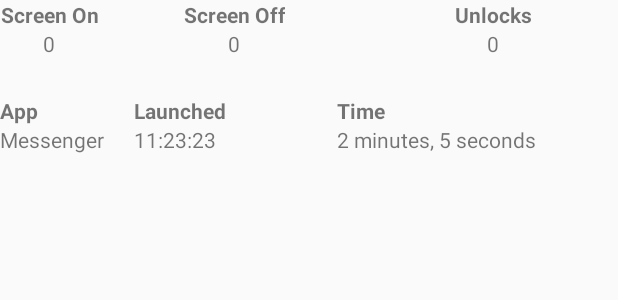
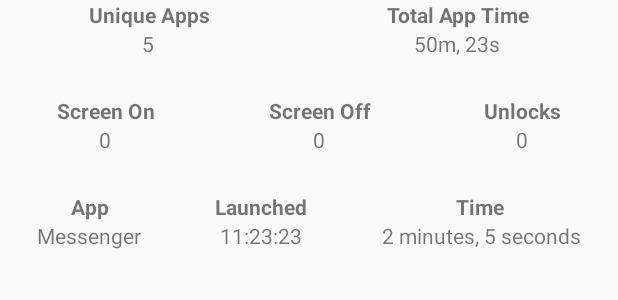
Before and after one commit to TobiCham/UTrack, an Android app: the layout fragment_data_summary.xml on its own in the app's theme, with its tools: preview values and no code run, on a phone screen of 412 x 824 dp. Shown: the top 300 px of the screen. Run offline under Robolectric (Android 15) with nearby library versions, the phone set to English and light mode, and no system bars.

Commit message:
Added total app time into summary. Fixed startup crash on Android 6, adding developer setting

```diff
--- a/app/src/main/java/edu/utrack/activity/ActivitySettings.java
+++ b/app/src/main/java/edu/utrack/activity/ActivitySettings.java
@@ -24,7 +24,7 @@ public class ActivitySettings extends MonitorActivity {
 
     @Override
     public void onDisconnected() {
-        if(getConnection() != null) {
+        if(getConnection() != null && getConnection().isConnected()) {
             getConnection().getService().refreshSettings();
         } else {
             new Exception("CONNECTION IS NULL RIP").printStackTrace();
--- a/app/src/main/java/edu/utrack/monitor/MonitorService.java
+++ b/app/src/main/java/edu/utrack/monitor/MonitorService.java
@@ -134,7 +134,7 @@ public class MonitorService extends Service {
         }
 
         //Time since last deleted old data
-        long timeElapsed = System.currentTimeMillis() - settings.lastDeletionTime;
+        long timeElapsed = System.currentTimeMillis() - getSettings().lastDeletionTime;
 
         //One day
         if(timeElapsed > 24 * 60 * 60 * 1000) {
--- a/app/src/main/java/edu/utrack/monitor/app/AppDetector.java
+++ b/app/src/main/java/edu/utrack/monitor/app/AppDetector.java
@@ -99,7 +99,10 @@ public class AppDetector {
 
     private void requestUsageStatsPermission() {
         if(Build.VERSION.SDK_INT >= Build.VERSION_CODES.LOLLIPOP && !hasUsageStatsPermission(context)) {
-            context.startActivity(new Intent(Settings.ACTION_USAGE_ACCESS_SETTINGS));
+            Intent intent = new Intent(Settings.ACTION_USAGE_ACCESS_SETTINGS);
+            intent.addFlags(Intent.FLAG_ACTIVITY_NEW_TASK);
+
+            context.startActivity(intent);
         }
     }
 
--- a/app/src/main/java/edu/utrack/settings/AppSettings.java
+++ b/app/src/main/java/edu/utrack/settings/AppSettings.java
@@ -15,6 +15,7 @@ public class AppSettings {
     public boolean tracks = true;
     public HistorySettingType historySetting = HistorySettingType.FOUR_WEEKS;
     public long lastDeletionTime = -1;
+    public boolean developer = false;
 
     public AppSettings(File saveFile) {
         this.saveFile = saveFile;
@@ -29,6 +30,7 @@ public class AppSettings {
         section.set("track", tracks);
         section.set("history-type", historySetting.toString());
         section.set("last-deletion-time", lastDeletionTime);
+        section.set("developer", developer);
         try {
             section.write(saveFile);
         } catch (FileNotFoundException e) {
@@ -51,6 +53,7 @@ public class AppSettings {
         historySetting = HistorySettingType.fromName(section.getString("history-type"));
         if(historySetting == null) historySetting = HistorySettingType.FOUR_WEEKS;
         lastDeletionTime = section.contains("last-deletion-time") ? section.getLong("last-deletion-time") : -1;
+        developer = section.contains("developer") ? section.getBoolean("developer") : false;
     }
 
     private File getFile() {
--- a/app/src/main/res/layout/fragment_data_summary.xml
+++ b/app/src/main/res/layout/fragment_data_summary.xml
@@ -14,15 +14,71 @@
             android:layout_height="wrap_content">
 
             <TableLayout
+                android:layout_gravity="center_horizontal"
+                android:gravity="center_horizontal"
                 android:layout_width="match_parent"
-                android:layout_height="wrap_content"
-                android:stretchColumns="1,2">
+                android:layout_height="wrap_content">
+
+                <TableRow
+                    android:layout_width="wrap_content"
+                    android:layout_height="wrap_content">
+
+                    <TextView
+                        android:layout_weight="1"
+                        android:layout_gravity="center_horizontal"
+                        android:gravity="center_horizontal"
+                        android:layout_height="wrap_content"
+                        android:text="Unique Apps"
+                        android:textStyle="bold" />
+
+                    <TextView
+                        android:layout_weight="1"
+                        android:layout_gravity="center_horizontal"
+                        android:gravity="center_horizontal"
+                        android:layout_height="wrap_content"
+                        android:text="Total App Time"
+                        android:textStyle="bold" />
+                </TableRow>
+
+                <TableRow
+                    android:layout_width="wrap_content"
+                    android:layout_height="wrap_content">
+
+                    <TextView
+                        android:id="@+id/summaryUniqueAppsText"
+                        android:layout_weight="1"
+                        android:layout_gravity="center_horizontal"
+                        android:gravity="center_horizontal"
+                        android:layout_height="wrap_content"
+                        android:text="5" />
+
+                    <TextView
+                        android:id="@+id/summaryAppTimeText"
+                        android:layout_weight="1"
+                        android:layout_gravity="center_horizontal"
+                        android:gravity="center_horizontal"
+                        android:layout_height="wrap_content"
+                        android:text="50m, 23s" />
+                </TableRow>
+
+            </TableLayout>
+
+            <Space
+                android:layout_width="match_parent"
+                android:layout_height="25dp" />
+
+            <TableLayout
+                android:layout_gravity="center_horizontal"
+                android:gravity="center_horizontal"
+                android:layout_width="match_parent"
+                android:layout_height="wrap_content">
 
                 <TableRow
                     android:layout_width="match_parent"
                     android:layout_height="wrap_content">
 
                     <TextView
+                        android:layout_weight="1"
                         android:textStyle="bold"
                         android:layout_width="wrap_content"
                         android:layout_height="wrap_content"
@@ -31,6 +87,7 @@
                         android:text="Screen On" />
 
                     <TextView
+                        android:layout_weight="1"
                         android:textStyle="bold"
                         android:layout_width="wrap_content"
                         android:layout_height="wrap_content"
@@ -39,6 +96,7 @@
                         android:text="Screen Off" />
 
                     <TextView
+                        android:layout_weight="1"
                         android:textStyle="bold"
                         android:layout_width="wrap_content"
                         android:layout_height="wrap_content"
@@ -53,6 +111,7 @@
 
                     <TextView
                         android:id="@+id/summaryScreenOnTotal"
+                        android:layout_weight="1"
                         android:layout_width="wrap_content"
                         android:layout_height="wrap_content"
                         android:layout_gravity="center_horizontal"
@@ -61,6 +120,7 @@
 
                     <TextView
                         android:id="@+id/summaryScreenOffTotal"
+                        android:layout_weight="1"
                         android:layout_width="wrap_content"
                         android:layout_height="wrap_content"
                         android:layout_gravity="center_horizontal"
@@ -69,6 +129,7 @@
 
                     <TextView
                         android:id="@+id/summaryUnlockTotal"
+                        android:layout_weight="1"
                         android:layout_width="wrap_content"
                         android:layout_height="wrap_content"
                         android:layout_gravity="center_horizontal"
@@ -83,15 +144,19 @@
 
             <TableLayout
                 android:id="@+id/summaryAppTable"
+                android:layout_gravity="center_horizontal"
+                android:gravity="center_horizontal"
                 android:layout_width="match_parent"
-                android:layout_height="wrap_content"
-                android:stretchColumns="1,2">
+                android:layout_height="wrap_content">
 
                 <TableRow
-                    android:layout_width="match_parent"
+                    android:layout_width="wrap_content"
                     android:layout_height="wrap_content">
 
                     <TextView
+                        android:layout_weight="1"
+                        android:layout_gravity="center_horizontal"
+                        android:gravity="center_horizontal"
                         android:id="@+id/summaryColumnApp"
                         android:textStyle="bold"
                         android:layout_height="wrap_content"
@@ -99,14 +164,18 @@
 
                     <TextView
                         android:id="@+id/summaryColumnTime"
-                        android:paddingLeft="20dp"
+                        android:layout_weight="1"
+                        android:layout_gravity="center_horizontal"
+                        android:gravity="center_horizontal"
                         android:textStyle="bold"
                         android:layout_height="wrap_content"
                         android:text="Launched" />
 
                     <TextView
+                        android:layout_weight="1"
+                        android:layout_gravity="center_horizontal"
+                        android:gravity="center_horizontal"
                         android:id="@+id/summaryColumnDuration"
-                        android:paddingLeft="20dp"
                         android:textStyle="bold"
                         android:layout_width="wrap_content"
                         android:layout_height="wrap_content"
@@ -114,22 +183,29 @@
                 </TableRow>
 
                 <TableRow
-                    android:layout_width="match_parent"
+                    android:layout_width="wrap_content"
                     android:layout_height="wrap_content">
 
                     <TextView
+                        android:layout_weight="1"
+                        android:layout_gravity="center_horizontal"
+                        android:gravity="center_horizontal"
                         android:layout_width="wrap_content"
                         android:layout_height="wrap_content"
                         android:text="Messenger" />
 
                     <TextView
-                        android:paddingLeft="20dp"
+                        android:layout_weight="1"
+                        android:layout_gravity="center_horizontal"
+                        android:gravity="center_horizontal"
                         android:layout_width="wrap_content"
                         android:layout_height="wrap_content"
                         android:text="11:23:23" />
 
                     <TextView
-                        android:paddingLeft="20dp"
+                        android:layout_weight="1"
+                        android:layout_gravity="center_horizontal"
+                        android:gravity="center_horizontal"
                         android:layout_width="wrap_content"
                         android:layout_height="wrap_content"
                         android:text="2 minutes, 5 seconds" />
```
Also changed, not shown: app/src/main/java/edu/utrack/activity/ActivitySelectEvent.java (+6 -3 lines), app/src/main/java/edu/utrack/activity/SettingsFragment.java (+16 -0 lines), app/src/main/java/edu/utrack/activity/dataview/ActivityViewData.java (+9 -2 lines), app/src/main/java/edu/utrack/activity/dataview/FragmentDataSummary.java (+38 -26 lines), app/src/main/java/edu/utrack/data/app/AppData.java (+1 -8 lines), app/src/main/java/edu/utrack/util/TimeUtils.java (added, +41 -0 lines).
